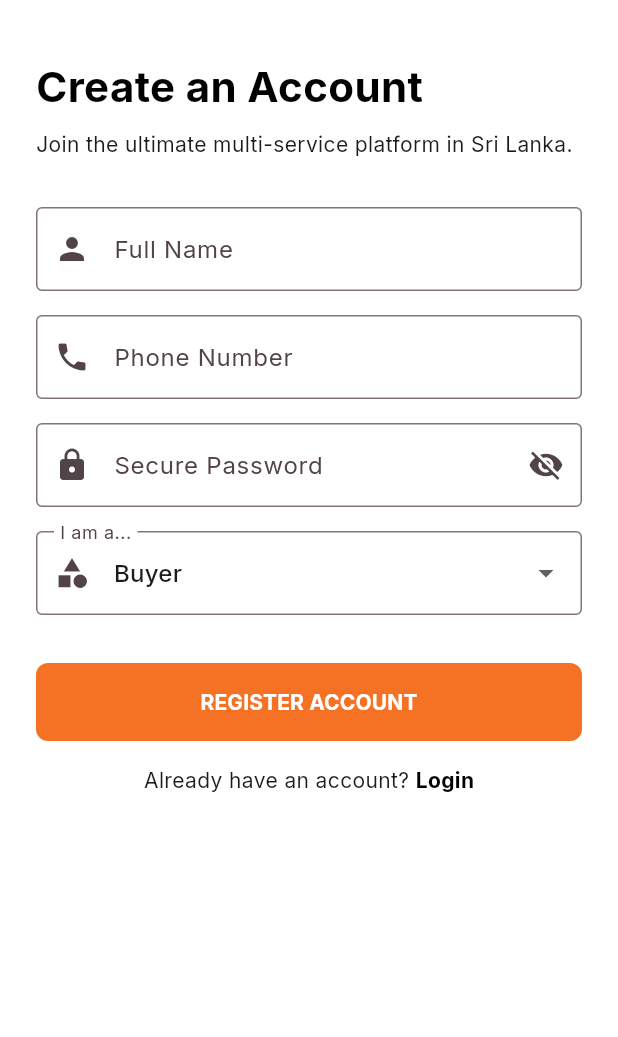
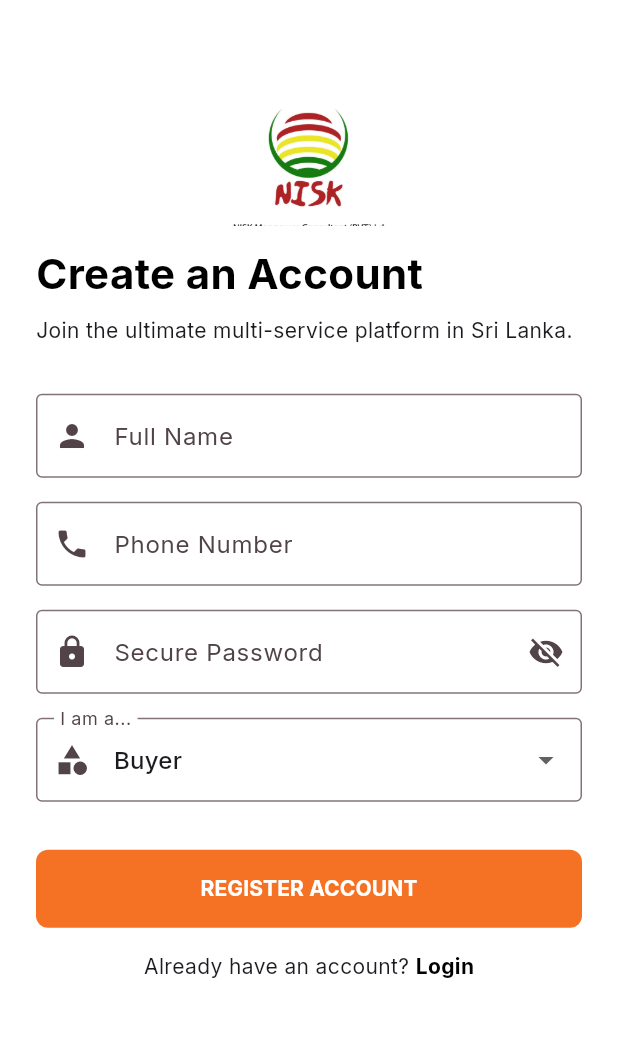
Before and after one commit to sarfan2000/nisk_app, a Flutter app: the screen it shows after launch, after a tap on "Register", on a phone screen of 412 x 824 dp, the part 63-1100 px from its top. Run offline on Flutter 3.47's test engine with Material 3 defaults, Android fonts, the phone set to English and light mode, and no system bars; our stand-ins replace device_preview, easy_localization, flutter_dotenv, google_fonts, image_picker, permission_handler and 1 more; missing offline and left inert: agora_rtc_engine; network calls fail.

```diff
--- a/mobile/lib/screens/education/checkout_screen.dart
+++ b/mobile/lib/screens/education/checkout_screen.dart
@@ -60,6 +60,7 @@ class EducationCheckoutScreen extends StatelessWidget {
             _detailRow('Mode', details['mode'] ?? 'Unknown'),
             _detailRow('Grade', details['grade'] ?? 'Unknown'),
             _detailRow('Subject', details['subject'] ?? 'Unknown'),
+            _detailRow('Time', details['time'] ?? 'Flexible'),
             _detailRow('Teacher', details['teacher'] ?? 'Unknown'),
             _detailRow('Classes', details['classes']?.toString() ?? '1'),
             _detailRow('Rate', 'LKR ${details['rate'] ?? 0}'),
@@ -138,7 +139,8 @@ class EducationCheckoutScreen extends StatelessWidget {
              'teacher': bookingDetails['teacherId'],
              'ratePerClass': bookingDetails['rate'],
              'numberOfClasses': bookingDetails['classes'],
-             'subtotal': bookingDetails['subtotal']
+             'subtotal': bookingDetails['subtotal'],
+             'schedule': bookingDetails['time']
           }
         ],
         'serviceCharge': bookingDetails['serviceCharge'],
--- a/mobile/lib/screens/education/live_class_screen.dart
+++ b/mobile/lib/screens/education/live_class_screen.dart
@@ -125,13 +125,17 @@ class _LiveClassScreenState extends State<LiveClassScreen> {
         await _engine.updateChannelMediaOptions(const ChannelMediaOptions(
           publishCameraTrack: true,
           publishScreenTrack: false,
+          publishScreenCaptureVideo: false,
+          publishScreenCaptureAudio: false,
         ));
         setState(() => _isScreenSharing = false);
       } else {
         await _engine.startScreenCapture(const ScreenCaptureParameters2(captureAudio: true, captureVideo: true));
         await _engine.updateChannelMediaOptions(const ChannelMediaOptions(
           publishCameraTrack: false,
-          publishScreenTrack: true,
+          publishScreenTrack: true, // Desktop / Web
+          publishScreenCaptureVideo: true, // Mobile
+          publishScreenCaptureAudio: true, // Mobile
         ));
         setState(() => _isScreenSharing = true);
       }
--- a/mobile/lib/screens/education/tutor_details_screen.dart
+++ b/mobile/lib/screens/education/tutor_details_screen.dart
@@ -82,6 +82,7 @@ class _TutorDetailsScreenState extends State<TutorDetailsScreen> {
                    'subject': _subject ?? 'General',
                    'teacher': teacherName,
                    'teacherId': widget.teacher['user']?['_id'] ?? widget.teacher['_id'],
+                   'time': widget.teacher['availableTime'] ?? 'Flexible Schedule',
                    'classes': _numberOfClasses,
                    'rate': rate,
                    'subtotal': subtotal,
--- a/mobile/lib/screens/login_screen.dart
+++ b/mobile/lib/screens/login_screen.dart
@@ -47,9 +47,16 @@ class _LoginScreenState extends State<LoginScreen> {
             crossAxisAlignment: CrossAxisAlignment.stretch,
             children: [
               Center(
-                child: Image.asset(
-                  'assets/images/Nisk.jpeg',
-                  height: 120, // Adjust height as necessary
+                child: ClipRect(
+                  child: Align(
+                    alignment: Alignment.topCenter,
+                    heightFactor: 0.75, // Crops out the bottom 25% where the text is
+                    child: Image.asset(
+                      'assets/images/Nisk.jpeg',
+                      width: 150, // Increased size as requested
+                      fit: BoxFit.contain,
+                    ),
+                  ),
                 ),
               ),
               const SizedBox(height: 16),
--- a/mobile/lib/screens/register_screen.dart
+++ b/mobile/lib/screens/register_screen.dart
@@ -65,6 +65,20 @@ class _RegisterScreenState extends State<RegisterScreen> {
           child: Column(
             crossAxisAlignment: CrossAxisAlignment.stretch,
             children: [
+              Center(
+                child: ClipRect(
+                  child: Align(
+                    alignment: Alignment.topCenter,
+                    heightFactor: 0.75, // Crops bottom text
+                    child: Image.asset(
+                      'assets/images/Nisk.jpeg',
+                      width: 150, // Increased size
+                      fit: BoxFit.contain,
+                    ),
+                  ),
+                ),
+              ),
+              const SizedBox(height: 12),
               Text(
                 'Create an Account',
                 style: TextStyle(fontSize: 28, fontWeight: FontWeight.bold, color: Theme.of(context).colorScheme.primary),
```
Also changed, not shown: mobile/lib/screens/education/find_tutor_screen.dart (+8 -0 lines), mobile/lib/screens/education/my_bookings_screen.dart (+9 -2 lines), mobile/lib/screens/education/teacher_application_screen.dart (+21 -5 lines), mobile/lib/screens/home_screen.dart (+10 -14 lines).
